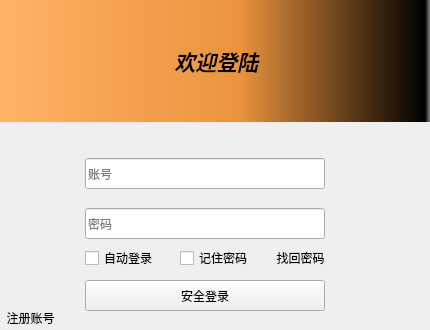
Old version of the form LineSideLibrary/widget.ui in the repository LiQiKun-github/Line-side-Library.
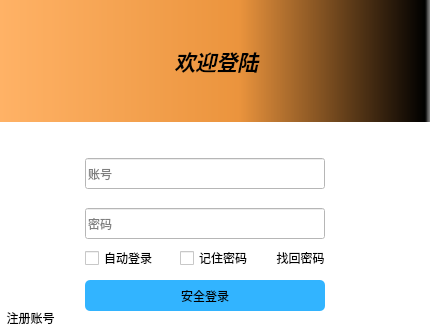
New version of the form.

Commit message: 更改登录界面标题，登录界面文本框以及按钮的样式

What changed in the file:
```diff
--- a/LineSideLibrary/widget.ui
+++ b/LineSideLibrary/widget.ui
@@ -25,6 +25,12 @@
   <property name="windowTitle">
    <string>Widget</string>
   </property>
+  <property name="autoFillBackground">
+   <bool>false</bool>
+  </property>
+  <property name="styleSheet">
+   <string notr="true">background-color: rgb(255, 255, 255);</string>
+  </property>
   <widget class="QLabel" name="loginLabel">
    <property name="geometry">
     <rect>
@@ -156,6 +162,21 @@
      <height>31</height>
     </rect>
    </property>
+   <property name="styleSheet">
+    <string notr="true">QPushButton{
+border-radius:5px;
+padding:2px 4px;
+background-color: rgb(50, 180, 255);
+}
+QPushButton:hover{
+background-color: rgb(33, 173, 250);
+}
+QPushButton:pressed{
+background-color: rgb(46, 189, 250);
+}
+
+</string>
+   </property>
    <property name="text">
     <string>安全登录</string>
    </property>
```
Left out of the diff: 5 changed lines with no effect on the pictures. The commit also changes 2 other files.
